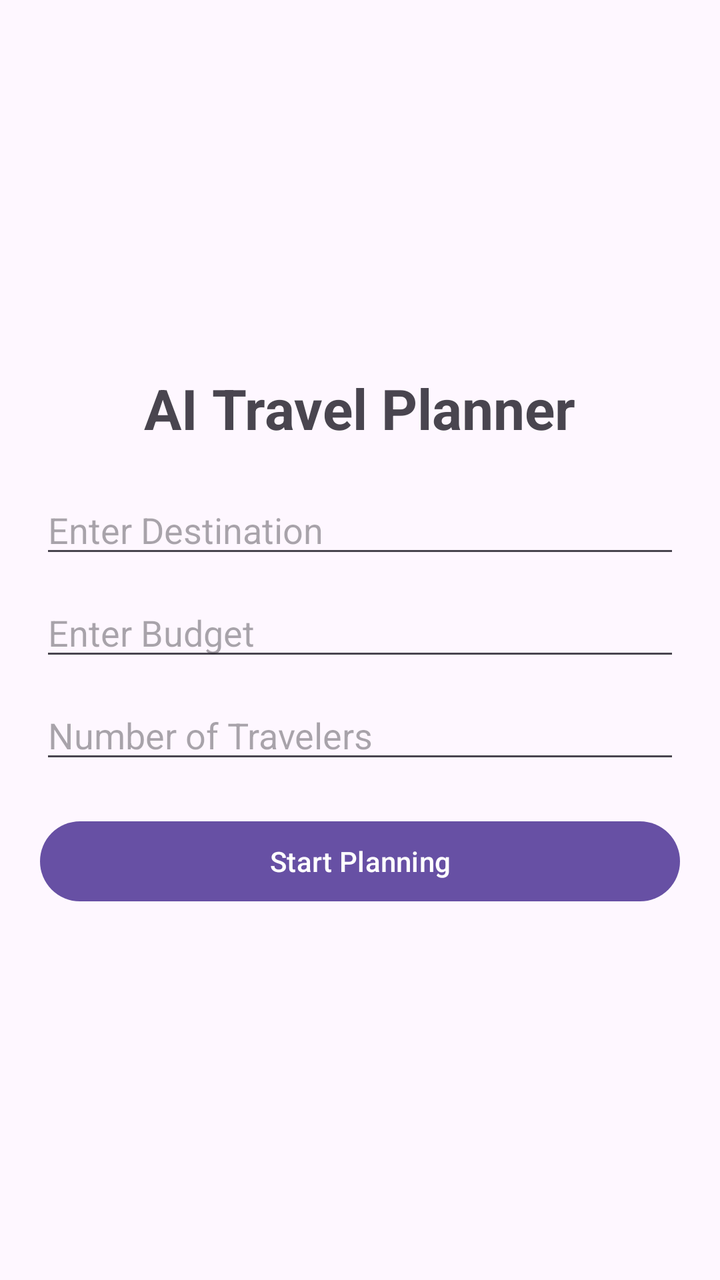
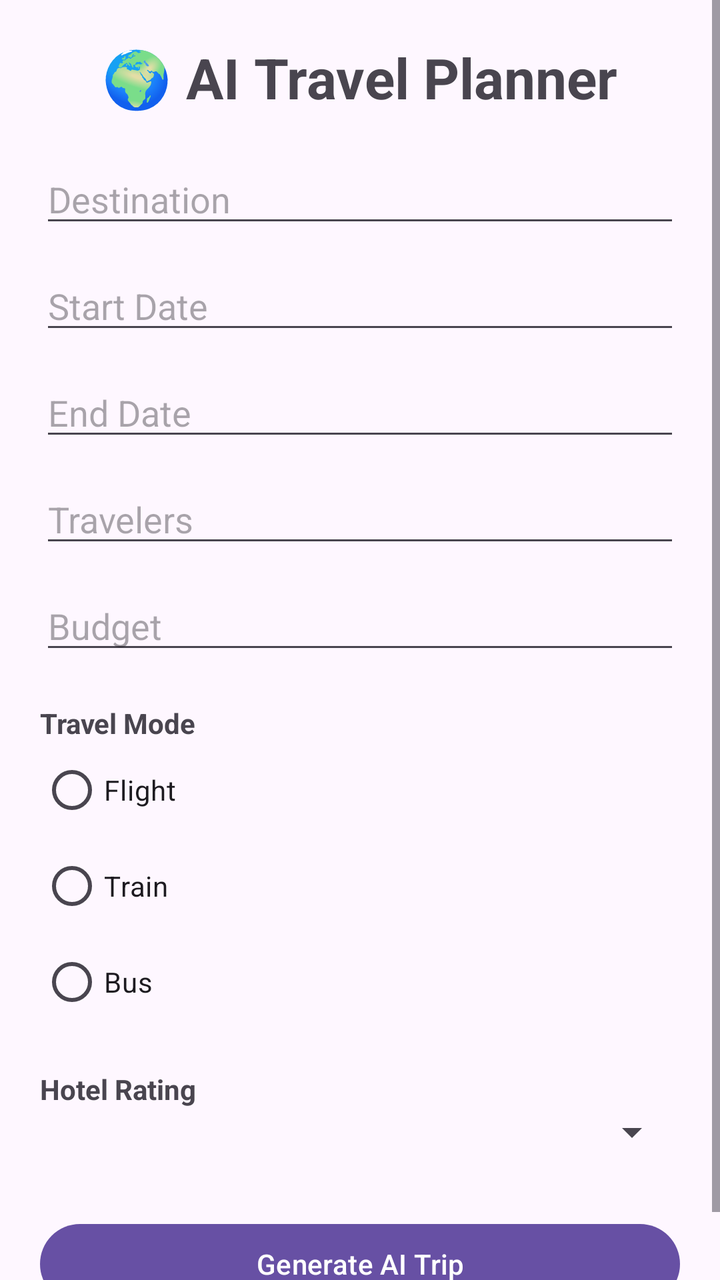

The first picture is an Android layout as it rendered before a commit; the second is the same layout after the commit. The layout source and the unified diff follow.
<!-- AndroidManifest.xml: application theme Theme.AITravelPlanner -->
<!-- res/layout/activity_main.xml -->
<?xml version="1.0" encoding="utf-8"?>
<LinearLayout xmlns:android="http://schemas.android.com/apk/res/android"
    android:layout_width="match_parent"
    android:layout_height="match_parent"
    android:orientation="vertical"
    android:gravity="center"
    android:padding="20dp">

    <TextView
        android:layout_width="wrap_content"
        android:layout_height="wrap_content"
        android:text="AI Travel Planner"
        android:textSize="28sp"
        android:textStyle="bold"
        android:layout_marginBottom="20dp"/>

    <EditText
        android:id="@+id/etDestination"
        android:layout_width="match_parent"
        android:layout_height="wrap_content"
        android:hint="Enter Destination"/>

    <EditText
        android:id="@+id/etBudget"
        android:layout_width="match_parent"
        android:layout_height="wrap_content"
        android:hint="Enter Budget"
        android:inputType="number"
        android:layout_marginTop="10dp"/>

    <EditText
        android:id="@+id/etTravelers"
        android:layout_width="match_parent"
        android:layout_height="wrap_content"
        android:hint="Number of Travelers"
        android:inputType="number"
        android:layout_marginTop="10dp"/>

    <Button
        android:id="@+id/btnPlan"
        android:layout_width="match_parent"
        android:layout_height="wrap_content"
        android:text="Start Planning"
        android:layout_marginTop="20dp"/>

</LinearLayout>
<!-- resources referenced by this layout -->
<resources>
  <style name="Theme.AITravelPlanner" parent="Base.Theme.AITravelPlanner" />
  <style name="Base.Theme.AITravelPlanner" parent="Theme.Material3.DayNight.NoActionBar">
          
          
      </style>
</resources>

<!-- the commit's change to res/layout/activity_main.xml (unified diff, before → after) -->
@@ -1,46 +1,112 @@
 <?xml version="1.0" encoding="utf-8"?>
-<LinearLayout xmlns:android="http://schemas.android.com/apk/res/android"
+<ScrollView xmlns:android="http://schemas.android.com/apk/res/android"
     android:layout_width="match_parent"
-    android:layout_height="match_parent"
-    android:orientation="vertical"
-    android:gravity="center"
-    android:padding="20dp">
+    android:layout_height="match_parent">
 
-    <TextView
-        android:layout_width="wrap_content"
-        android:layout_height="wrap_content"
-        android:text="AI Travel Planner"
-        android:textSize="28sp"
-        android:textStyle="bold"
-        android:layout_marginBottom="20dp"/>
-
-    <EditText
-        android:id="@+id/etDestination"
+    <LinearLayout
         android:layout_width="match_parent"
         android:layout_height="wrap_content"
-        android:hint="Enter Destination"/>
+        android:orientation="vertical"
+        android:padding="20dp">
 
-    <EditText
-        android:id="@+id/etBudget"
-        android:layout_width="match_parent"
-        android:layout_height="wrap_content"
-        android:hint="Enter Budget"
-        android:inputType="number"
-        android:layout_marginTop="10dp"/>
+        <TextView
+            android:layout_width="wrap_content"
+            android:layout_height="wrap_content"
+            android:text="🌍 AI Travel Planner"
+            android:textSize="28sp"
+            android:textStyle="bold"
+            android:layout_gravity="center"
+            android:layout_marginBottom="20dp"/>
 
-    <EditText
-        android:id="@+id/etTravelers"
-        android:layout_width="match_parent"
-        android:layout_height="wrap_content"
-        android:hint="Number of Travelers"
-        android:inputType="number"
-        android:layout_marginTop="10dp"/>
+        <EditText
+            android:id="@+id/etDestination"
+            android:layout_width="match_parent"
+            android:layout_height="wrap_content"
+            android:hint="Destination"/>
 
-    <Button
-        android:id="@+id/btnPlan"
-        android:layout_width="match_parent"
-        android:layout_height="wrap_content"
-        android:text="Start Planning"
-        android:layout_marginTop="20dp"/>
+        <EditText
+            android:id="@+id/etStartDate"
+            android:layout_width="match_parent"
+            android:layout_height="wrap_content"
+            android:hint="Start Date"
+            android:focusable="false"
+            android:layout_marginTop="12dp"/>
 
-</LinearLayout>
+        <EditText
+            android:id="@+id/etEndDate"
+            android:layout_width="match_parent"
+            android:layout_height="wrap_content"
+            android:hint="End Date"
+            android:focusable="false"
+            android:layout_marginTop="12dp"/>
+
+        <EditText
+            android:id="@+id/etTravelers"
+            android:layout_width="match_parent"
+            android:layout_height="wrap_content"
+            android:hint="Travelers"
+            android:inputType="number"
+            android:layout_marginTop="12dp"/>
+
+        <EditText
+            android:id="@+id/etBudget"
+            android:layout_width="match_parent"
+            android:layout_height="wrap_content"
+            android:hint="Budget"
+            android:inputType="number"
+            android:layout_marginTop="12dp"/>
+
+        <TextView
+            android:layout_width="wrap_content"
+            android:layout_height="wrap_content"
+            android:text="Travel Mode"
+            android:textStyle="bold"
+            android:layout_marginTop="20dp"/>
+
+        <RadioGroup
+            android:id="@+id/rgTravelMode"
+            android:layout_width="wrap_content"
+            android:layout_height="wrap_content">
+
+            <RadioButton
+                android:id="@+id/rbFlight"
+                android:layout_width="wrap_content"
+                android:layout_height="wrap_content"
+                android:text="Flight"/>
+
+            <RadioButton
+                android:id="@+id/rbTrain"
+                android:layout_width="wrap_content"
+                android:layout_height="wrap_content"
+                android:text="Train"/>
+
+            <RadioButton
+                android:id="@+id/rbBus"
+                android:layout_width="wrap_content"
+                android:layout_height="wrap_content"
+                android:text="Bus"/>
+
+        </RadioGroup>
+
+        <TextView
+            android:layout_width="wrap_content"
+            android:layout_height="wrap_content"
+            android:text="Hotel Rating"
+            android:textStyle="bold"
+            android:layout_marginTop="20dp"/>
+
+        <Spinner
+            android:id="@+id/spHotel"
+            android:layout_width="match_parent"
+            android:layout_height="wrap_content"/>
+
+        <Button
+            android:id="@+id/btnGenerate"
+            android:layout_width="match_parent"
+            android:layout_height="wrap_content"
+            android:text="Generate AI Trip"
+            android:layout_marginTop="30dp"/>
+
+    </LinearLayout>
+
+</ScrollView>
